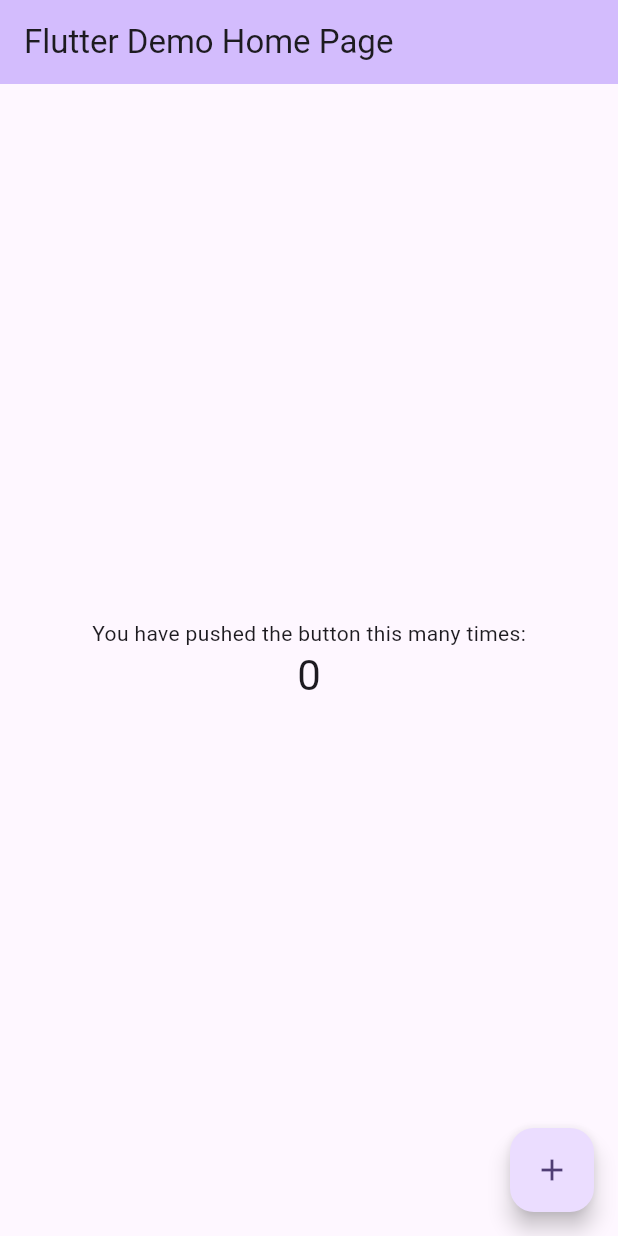
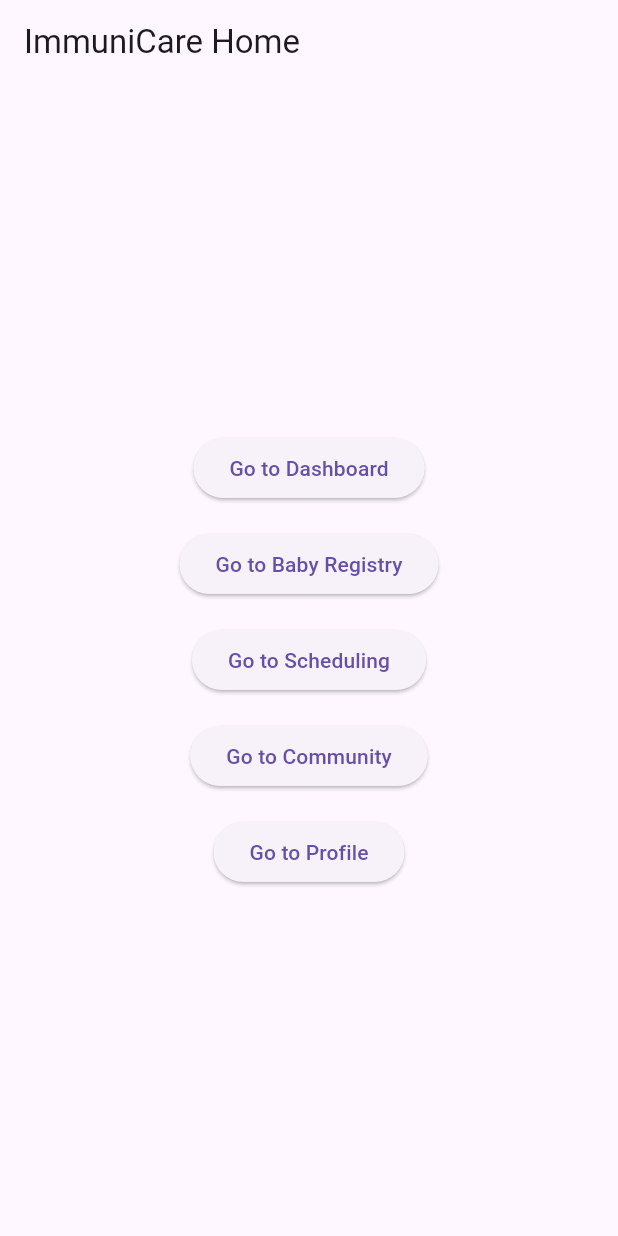
Before and after one commit to Branis333/Immuni_Care, a Flutter app: the screen it shows after launch, on a phone screen of 412 x 824 dp. Run offline on Flutter 3.47's test engine with Material 3 defaults, Android fonts, the phone set to English and light mode, and no system bars; our stand-ins replace firebase_core; accounts and stored records are empty.

Commit message:
New screens

```diff
--- a/immunicare/lib/main.dart
+++ b/immunicare/lib/main.dart
@@ -1,125 +1,18 @@
 import 'package:flutter/material.dart';
+import 'screens/splash_screen.dart';
 
 void main() {
-  runApp(const MyApp());
+  runApp(ImmuniCareApp());
 }
 
-class MyApp extends StatelessWidget {
-  const MyApp({super.key});
-
-  // This widget is the root of your application.
+class ImmuniCareApp extends StatelessWidget {
   @override
   Widget build(BuildContext context) {
     return MaterialApp(
-      title: 'Flutter Demo',
-      theme: ThemeData(
-        // This is the theme of your application.
-        //
-        // TRY THIS: Try running your application with "flutter run". You'll see
-        // the application has a purple toolbar. Then, without quitting the app,
-        // try changing the seedColor in the colorScheme below to Colors.green
-        // and then invoke "hot reload" (save your changes or press the "hot
-        // reload" button in a Flutter-supported IDE, or press "r" if you used
-        // the command line to start the app).
-        //
-        // Notice that the counter didn't reset back to zero; the application
-        // state is not lost during the reload. To reset the state, use hot
-        // restart instead.
-        //
-        // This works for code too, not just values: Most code changes can be
-        // tested with just a hot reload.
-        colorScheme: ColorScheme.fromSeed(seedColor: Colors.deepPurple),
-        useMaterial3: true,
-      ),
-      home: const MyHomePage(title: 'Flutter Demo Home Page'),
+      debugShowCheckedModeBanner: false,
+      title: 'ImmuniCare',
+      theme: ThemeData(primarySwatch: Colors.teal),
+      home: SplashScreen(),
     );
   }
 }
-
-class MyHomePage extends StatefulWidget {
-  const MyHomePage({super.key, required this.title});
-
-  // This widget is the home page of your application. It is stateful, meaning
-  // that it has a State object (defined below) that contains fields that affect
-  // how it looks.
-
-  // This class is the configuration for the state. It holds the values (in this
-  // case the title) provided by the parent (in this case the App widget) and
-  // used by the build method of the State. Fields in a Widget subclass are
-  // always marked "final".
-
-  final String title;
-
-  @override
-  State<MyHomePage> createState() => _MyHomePageState();
-}
-
-class _MyHomePageState extends State<MyHomePage> {
-  int _counter = 0;
-
-  void _incrementCounter() {
-    setState(() {
-      // This call to setState tells the Flutter framework that something has
-      // changed in this State, which causes it to rerun the build method below
-      // so that the display can reflect the updated values. If we changed
-      // _counter without calling setState(), then the build method would not be
-      // called again, and so nothing would appear to happen.
-      _counter++;
-    });
-  }
-
-  @override
-  Widget build(BuildContext context) {
-    // This method is rerun every time setState is called, for instance as done
-    // by the _incrementCounter method above.
-    //
-    // The Flutter framework has been optimized to make rerunning build methods
-    // fast, so that you can just rebuild anything that needs updating rather
-    // than having to individually change instances of widgets.
-    return Scaffold(
-      appBar: AppBar(
-        // TRY THIS: Try changing the color here to a specific color (to
-        // Colors.amber, perhaps?) and trigger a hot reload to see the AppBar
-        // change color while the other colors stay the same.
-        backgroundColor: Theme.of(context).colorScheme.inversePrimary,
-        // Here we take the value from the MyHomePage object that was created by
-        // the App.build method, and use it to set our appbar title.
-        title: Text(widget.title),
-      ),
-      body: Center(
-        // Center is a layout widget. It takes a single child and positions it
-        // in the middle of the parent.
-        child: Column(
-          // Column is also a layout widget. It takes a list of children and
-          // arranges them vertically. By default, it sizes itself to fit its
-          // children horizontally, and tries to be as tall as its parent.
-          //
-          // Column has various properties to control how it sizes itself and
-          // how it positions its children. Here we use mainAxisAlignment to
-          // center the children vertically; the main axis here is the vertical
-          // axis because Columns are vertical (the cross axis would be
-          // horizontal).
-          //
-          // TRY THIS: Invoke "debug painting" (choose the "Toggle Debug Paint"
-          // action in the IDE, or press "p" in the console), to see the
-          // wireframe for each widget.
-          mainAxisAlignment: MainAxisAlignment.center,
-          children: <Widget>[
-            const Text(
-              'You have pushed the button this many times:',
-            ),
-            Text(
-              '$_counter',
-              style: Theme.of(context).textTheme.headlineMedium,
-            ),
-          ],
-        ),
-      ),
-      floatingActionButton: FloatingActionButton(
-        onPressed: _incrementCounter,
-        tooltip: 'Increment',
-        child: const Icon(Icons.add),
-      ), // This trailing comma makes auto-formatting nicer for build methods.
-    );
-  }
-}
--- /dev/null
+++ b/immunicare/lib/screens/community_screen.dart
@@ -0,0 +1,11 @@
+import 'package:flutter/material.dart';
+
+class CommunityScreen extends StatelessWidget {
+  @override
+  Widget build(BuildContext context) {
+    return Scaffold(
+      appBar: AppBar(title: Text("Community Engagement")),
+      body: Center(child: Text("Community Discussion & Engagement")),
+    );
+  }
+}
--- /dev/null
+++ b/immunicare/lib/screens/dashboard_screen.dart
@@ -0,0 +1,11 @@
+import 'package:flutter/material.dart';
+
+class DashboardScreen extends StatelessWidget {
+  @override
+  Widget build(BuildContext context) {
+    return Scaffold(
+      appBar: AppBar(title: Text("Dashboard")),
+      body: Center(child: Text("Dashboard Content")),
+    );
+  }
+}
--- /dev/null
+++ b/immunicare/lib/screens/home_screen.dart
@@ -0,0 +1,37 @@
+import 'package:flutter/material.dart';
+import 'dashboard_screen.dart';
+import 'baby_registry_screen.dart';
+import 'scheduling_screen.dart';
+import 'community_screen.dart';
+import 'profile_screen.dart';
+
+class HomeScreen extends StatelessWidget {
+  @override
+  Widget build(BuildContext context) {
+    return Scaffold(
+      appBar: AppBar(title: Text("ImmuniCare Home")),
+      body: Center(
+        child: Column(
+          mainAxisAlignment: MainAxisAlignment.center,
+          children: [
+            _navButton(context, "Go to Dashboard", DashboardScreen()),
+            _navButton(context, "Go to Baby Registry", BabyRegistryScreen()),
+            _navButton(context, "Go to Scheduling", SchedulingScreen()),
+            _navButton(context, "Go to Community", CommunityScreen()),
+            _navButton(context, "Go to Profile", DoctorProfileApp()),
+          ],
+        ),
+      ),
+    );
+  }
+
+  Widget _navButton(BuildContext context, String text, Widget screen) {
+    return Padding(
+      padding: EdgeInsets.all(8.0),
+      child: ElevatedButton(
+        onPressed: () => Navigator.push(context, MaterialPageRoute(builder: (context) => screen)),
+        child: Text(text),
+      ),
+    );
+  }
+}
--- /dev/null
+++ b/immunicare/lib/screens/scheduling_screen.dart
@@ -0,0 +1,11 @@
+import 'package:flutter/material.dart';
+
+class SchedulingScreen extends StatelessWidget {
+  @override
+  Widget build(BuildContext context) {
+    return Scaffold(
+      appBar: AppBar(title: Text("Scheduling")),
+      body: Center(child: Text("Vaccination Scheduling Page")),
+    );
+  }
+}
```
Also changed, not shown: immunicare/lib/screens/baby_registry_screen.dart (added, +147 -0 lines), immunicare/lib/screens/profile_screen.dart (added, +93 -0 lines), immunicare/lib/screens/splash_screen.dart (added, +41 -0 lines).
